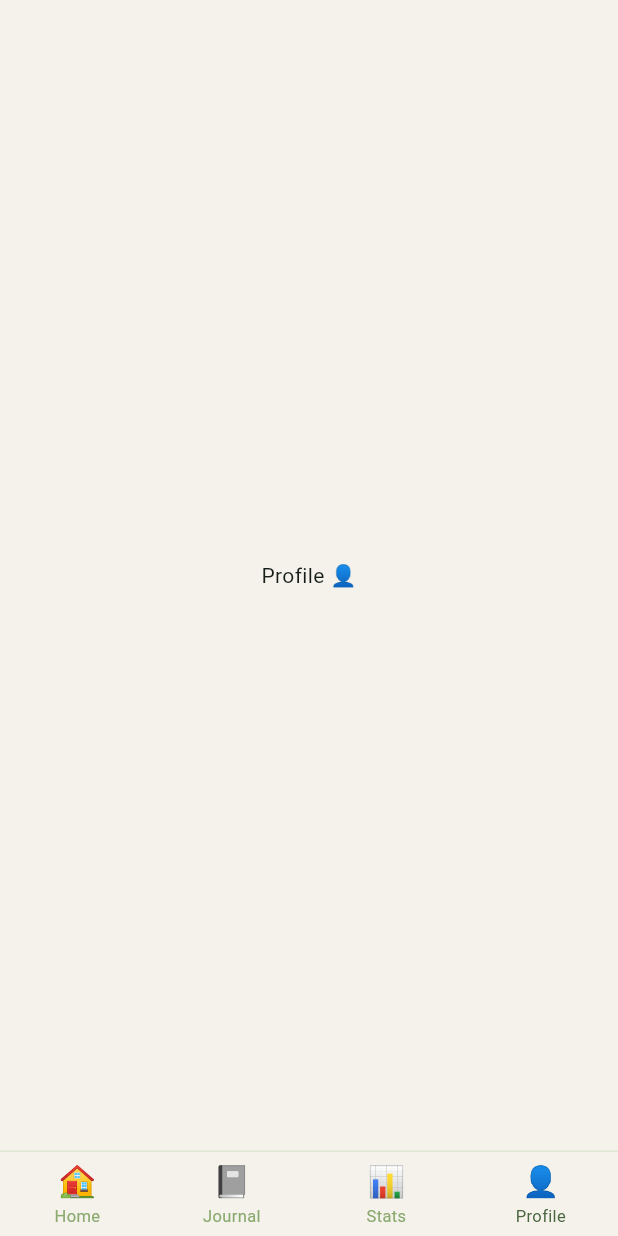
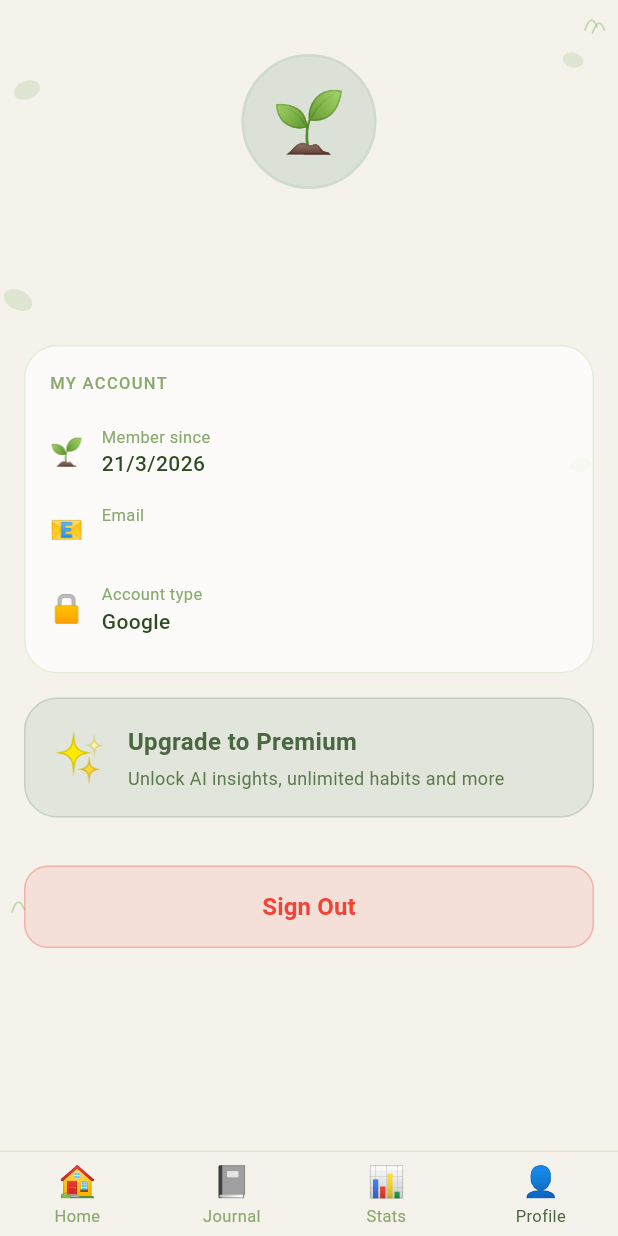
Before and after one commit to rach-tries-codes/habitflow, a Flutter app: the screen it shows once a user with an empty profile is signed in, item 4 of the bottom bar chosen, on a phone screen of 412 x 824 dp. Run offline on Flutter 3.47's test engine with Material 3 defaults, Android fonts, the phone set to English and light mode, and no system bars; our stand-ins replace cloud_firestore, firebase_auth, firebase_core, google_sign_in; accounts and stored records are empty; network calls fail.

Commit message:
feat: add profile screen with Google account info and sign out

```diff
--- /dev/null
+++ b/lib/features/profile_screen.dart
@@ -0,0 +1,308 @@
+import 'package:flutter/material.dart';
+import 'package:firebase_auth/firebase_auth.dart';
+import '../core/theme.dart';
+import '../services/auth_service.dart';
+
+class ProfileScreen extends StatelessWidget {
+  const ProfileScreen({super.key});
+
+  @override
+  Widget build(BuildContext context) {
+    final isDark = Theme.of(context).brightness == Brightness.dark;
+    final user = FirebaseAuth.instance.currentUser;
+    final authService = AuthService();
+
+    return Scaffold(
+      body: Stack(
+        children: [
+          Positioned.fill(
+            child: CustomPaint(
+              painter: _ProfileBgPainter(isDark: isDark),
+            ),
+          ),
+          SafeArea(
+            child: SingleChildScrollView(
+              padding: const EdgeInsets.all(16),
+              child: Column(
+                children: [
+                  const SizedBox(height: 20),
+                  // Profile picture
+                  Container(
+                    width: 90,
+                    height: 90,
+                    decoration: BoxDecoration(
+                      shape: BoxShape.circle,
+                      border: Border.all(
+                        color: isDark
+                            ? const Color(0xFF4A7040).withOpacity(0.4)
+                            : AppTheme.sageLight.withOpacity(0.5),
+                        width: 2,
+                      ),
+                    ),
+                    child: ClipOval(
+                      child: user?.photoURL != null
+                          ? Image.network(user!.photoURL!)
+                          : Container(
+                              color: AppTheme.sage.withOpacity(0.2),
+                              child: const Center(
+                                child: Text('🌱',
+                                    style: TextStyle(fontSize: 40)),
+                              ),
+                            ),
+                    ),
+                  ),
+                  const SizedBox(height: 16),
+                  // Name
+                  Text(
+                    user?.displayName ?? 'HabitFlow User',
+                    style: TextStyle(
+                      fontSize: 22,
+                      fontWeight: FontWeight.w600,
+                      color: isDark ? AppTheme.darkText : AppTheme.moss,
+                    ),
+                  ),
+                  const SizedBox(height: 4),
+                  // Email
+                  Text(
+                    user?.email ?? '',
+                    style: TextStyle(
+                      fontSize: 14,
+                      color: isDark ? AppTheme.darkTextMid : AppTheme.textMid,
+                    ),
+                  ),
+                  const SizedBox(height: 32),
+                  // Stats card
+                  Container(
+                    width: double.infinity,
+                    padding: const EdgeInsets.all(16),
+                    decoration: BoxDecoration(
+                      color: isDark
+                          ? const Color(0xFF1E301E).withOpacity(0.75)
+                          : Colors.white.withOpacity(0.72),
+                      borderRadius: BorderRadius.circular(22),
+                      border: Border.all(
+                        color: isDark
+                            ? const Color(0xFF4A7040).withOpacity(0.25)
+                            : const Color(0xFFB4D4A0).withOpacity(0.35),
+                      ),
+                    ),
+                    child: Column(
+                      crossAxisAlignment: CrossAxisAlignment.start,
+                      children: [
+                        Text(
+                          'MY ACCOUNT',
+                          style: TextStyle(
+                            fontSize: 11,
+                            fontWeight: FontWeight.w500,
+                            letterSpacing: 0.9,
+                            color: isDark
+                                ? AppTheme.darkTextMid
+                                : AppTheme.textLight,
+                          ),
+                        ),
+                        const SizedBox(height: 12),
+                        _ProfileItem(
+                          icon: '🌱',
+                          label: 'Member since',
+                          value: user?.metadata.creationTime != null
+                              ? '${user!.metadata.creationTime!.day}/${user.metadata.creationTime!.month}/${user.metadata.creationTime!.year}'
+                              : 'Today',
+                          isDark: isDark,
+                        ),
+                        _ProfileItem(
+                          icon: '📧',
+                          label: 'Email',
+                          value: user?.email ?? '',
+                          isDark: isDark,
+                        ),
+                        _ProfileItem(
+                          icon: '🔒',
+                          label: 'Account type',
+                          value: 'Google',
+                          isDark: isDark,
+                        ),
+                      ],
+                    ),
+                  ),
+                  const SizedBox(height: 16),
+                  // Premium card
+                  Container(
+                    width: double.infinity,
+                    padding: const EdgeInsets.all(16),
+                    decoration: BoxDecoration(
+                      color: AppTheme.sage.withOpacity(0.15),
+                      borderRadius: BorderRadius.circular(22),
+                      border: Border.all(
+                        color: AppTheme.sage.withOpacity(0.3),
+                      ),
+                    ),
+                    child: Row(
+                      children: [
+                        const Text('✨', style: TextStyle(fontSize: 32)),
+                        const SizedBox(width: 12),
+                        Expanded(
+                          child: Column(
+                            crossAxisAlignment: CrossAxisAlignment.start,
+                            children: [
+                              Text(
+                                'Upgrade to Premium',
+                                style: TextStyle(
+                                  fontSize: 16,
+                                  fontWeight: FontWeight.w600,
+                                  color: isDark
+                                      ? AppTheme.darkText
+                                      : AppTheme.moss,
+                                ),
+                              ),
+                              const SizedBox(height: 4),
+                              Text(
+                                'Unlock AI insights, unlimited habits and more',
+                                style: TextStyle(
+                                  fontSize: 12,
+                                  color: isDark
+                                      ? AppTheme.darkTextMid
+                                      : AppTheme.textMid,
+                                ),
+                              ),
+                            ],
+                          ),
+                        ),
+                      ],
+                    ),
+                  ),
+                  const SizedBox(height: 32),
+                  // Sign out button
+                  SizedBox(
+                    width: double.infinity,
+                    child: ElevatedButton(
+                      onPressed: () async {
+                        await authService.signOut();
+                      },
+                      style: ElevatedButton.styleFrom(
+                        backgroundColor: Colors.red.withOpacity(0.1),
+                        foregroundColor: Colors.red,
+                        padding: const EdgeInsets.symmetric(vertical: 16),
+                        shape: RoundedRectangleBorder(
+                          borderRadius: BorderRadius.circular(16),
+                          side: BorderSide(
+                            color: Colors.red.withOpacity(0.3),
+                          ),
+                        ),
+                        elevation: 0,
+                      ),
+                      child: const Text(
+                        'Sign Out',
+                        style: TextStyle(
+                          fontSize: 16,
+                          fontWeight: FontWeight.w600,
+                        ),
+                      ),
+                    ),
+                  ),
+                ],
+              ),
+            ),
+          ),
+        ],
+      ),
+    );
+  }
+}
+
+class _ProfileItem extends StatelessWidget {
+  final String icon, label, value;
+  final bool isDark;
+  const _ProfileItem({
+    required this.icon,
+    required this.label,
+    required this.value,
+    required this.isDark,
+  });
+
+  @override
+  Widget build(BuildContext context) {
+    return Padding(
+      padding: const EdgeInsets.symmetric(vertical: 8),
+      child: Row(
+        children: [
+          Text(icon, style: const TextStyle(fontSize: 18)),
+          const SizedBox(width: 12),
+          Expanded(
+            child: Column(
+              crossAxisAlignment: CrossAxisAlignment.start,
+              children: [
+                Text(
+                  label,
+                  style: TextStyle(
+                    fontSize: 11,
+                    color: isDark ? AppTheme.darkTextMid : AppTheme.textLight,
+                  ),
+                ),
+                Text(
+                  value,
+                  style: TextStyle(
+                    fontSize: 14,
+                    fontWeight: FontWeight.w500,
+                    color: isDark ? AppTheme.darkText : AppTheme.textDark,
+                  ),
+                ),
+              ],
+            ),
+          ),
+        ],
+      ),
+    );
+  }
+}
+
+class _ProfileBgPainter extends CustomPainter {
+  final bool isDark;
+  _ProfileBgPainter({required this.isDark});
+
+  @override
+  void paint(Canvas canvas, Size size) {
+    final paint = Paint()
+      ..color = isDark
+          ? const Color(0xFF2A4028).withOpacity(0.8)
+          : const Color(0xFFC8D9B8).withOpacity(0.5)
+      ..style = PaintingStyle.fill;
+
+    _drawPebble(canvas, paint, 18, 60, 9, 6, -0.35);
+    _drawPebble(canvas, paint, size.width - 30, 40, 7, 5, 0.26);
+    _drawPebble(canvas, paint, 12, 200, 10, 6.5, 0.44);
+    _drawPebble(canvas, paint, size.width - 25, 310, 7, 4.5, -0.26);
+
+    final grassPaint = Paint()
+      ..color = isDark
+          ? const Color(0xFF4A7040).withOpacity(0.6)
+          : const Color(0xFF90B878).withOpacity(0.5)
+      ..strokeWidth = 1.2
+      ..style = PaintingStyle.stroke
+      ..strokeCap = StrokeCap.round;
+
+    _drawGrass(canvas, grassPaint, size.width - 22, 20);
+    _drawGrass(canvas, grassPaint, size.width - 17, 22);
+    _drawGrass(canvas, grassPaint, 8, size.height - 40);
+  }
+
+  void _drawPebble(Canvas canvas, Paint paint, double cx, double cy,
+      double rx, double ry, double angle) {
+    canvas.save();
+    canvas.translate(cx, cy);
+    canvas.rotate(angle);
+    canvas.drawOval(
+        Rect.fromCenter(center: Offset.zero, width: rx * 2, height: ry * 2),
+        paint);
+    canvas.restore();
+  }
+
+  void _drawGrass(Canvas canvas, Paint paint, double x, double y) {
+    final path = Path();
+    path.moveTo(x, y);
+    path.quadraticBezierTo(x + 4, y - 12, x + 8, y - 2);
+    canvas.drawPath(path, paint);
+  }
+
+  @override
+  bool shouldRepaint(_ProfileBgPainter old) => old.isDark != isDark;
+}
--- a/lib/main.dart
+++ b/lib/main.dart
@@ -6,6 +6,7 @@ import 'core/theme.dart';
 import 'features/home_screen.dart';
 import 'features/journal_screen.dart';
 import 'features/login_screen.dart';
+import 'features/profile_screen.dart';
 
 void main() async {
   WidgetsFlutterBinding.ensureInitialized();
@@ -63,7 +64,7 @@ class _MainNavState extends State<MainNav> {
     HomeScreen(),
     JournalScreen(),
     Scaffold(body: Center(child: Text('Stats 📊'))),
-    Scaffold(body: Center(child: Text('Profile 👤'))),
+    const ProfileScreen(),
   ];
 
   @override
```
